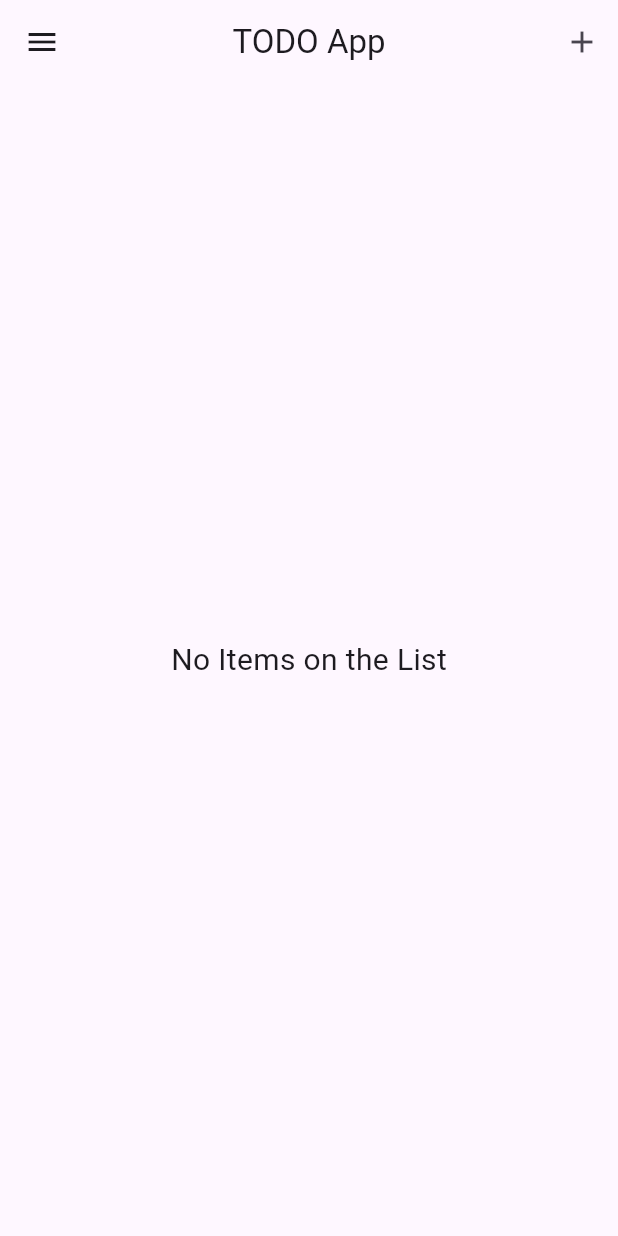
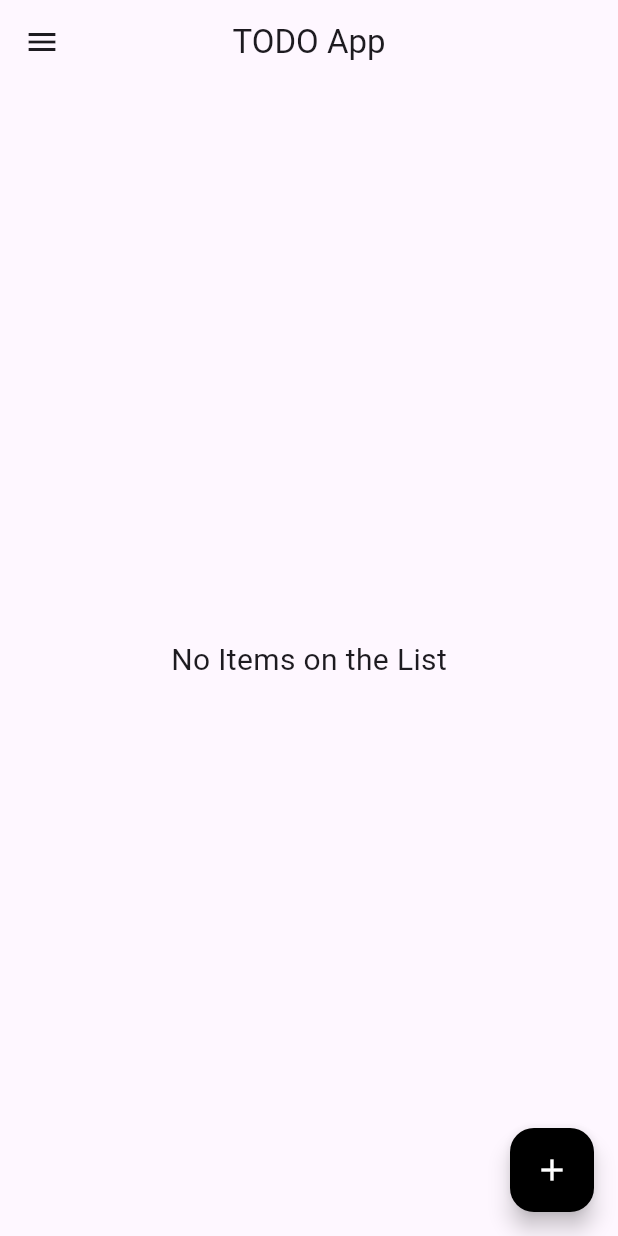
Before and after one commit to dev-EunbiKo/todo_app, a Flutter app: the screen it shows after launch, on a phone screen of 412 x 824 dp. Run offline on Flutter 3.47's test engine with Material 3 defaults, Android fonts, the phone set to English and light mode, and no system bars; our stand-ins replace shared_preferences.

Commit message:
할 일 추가 버튼을 floating button으로 변경

```diff
--- a/lib/mainscreen.dart
+++ b/lib/mainscreen.dart
@@ -106,29 +106,7 @@ class _MainScreenState extends State<MainScreen> {
           ],
         ),
       ),
-      appBar: AppBar(
-        title: const Text('TODO App'),
-        centerTitle: true,
-        actions: [
-          IconButton(
-            onPressed: () {
-              showModalBottomSheet(
-                context: context,
-                builder: (context) {
-                  return Padding(
-                    padding: MediaQuery.of(context).viewInsets,
-                    child: SizedBox(
-                      height: 250,
-                      child: AddTask(addTodo: addTodo),
-                    ),
-                  );
-                },
-              );
-            },
-            icon: const Icon(Icons.add),
-          ),
-        ],
-      ),
+      appBar: AppBar(title: const Text('TODO App'), centerTitle: true),
       body:
           (todoList.isEmpty)
               ? Center(
@@ -187,6 +165,21 @@ class _MainScreenState extends State<MainScreen> {
                 },
                 itemCount: todoList.length,
               ),
+      floatingActionButton: FloatingActionButton(
+        onPressed: () {
+          showModalBottomSheet(
+            context: context,
+            builder: (context) {
+              return Padding(
+                padding: MediaQuery.of(context).viewInsets,
+                child: SizedBox(height: 250, child: AddTask(addTodo: addTodo)),
+              );
+            },
+          );
+        },
+        backgroundColor: Colors.black,
+        child: const Icon(Icons.add, color: Colors.white),
+      ),
     );
   }
 }
```
